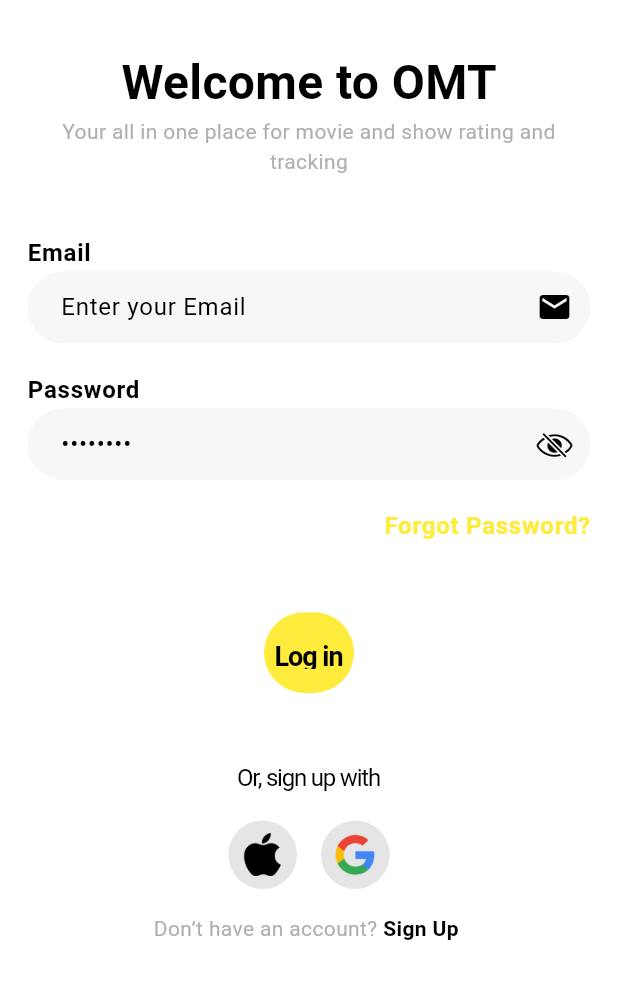
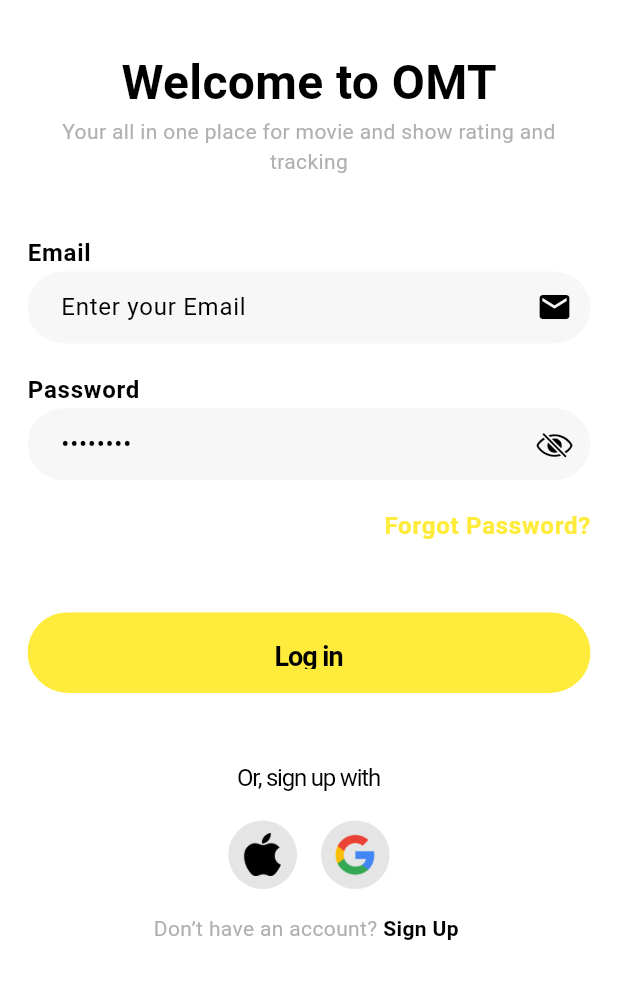
Before and after one commit to osama-alharbi9/OMT, a Flutter app: the screen it shows after launch, on a phone screen of 412 x 824 dp, the part 196-1195 px from its top. Run offline on Flutter 3.47's test engine with Material 3 defaults, Android fonts, the phone set to English and light mode, and no system bars; our stand-ins replace cloud_firestore, delightful_toast, dio, firebase_auth, firebase_core, flutter_card_swiper and 10 more; accounts and stored records are empty.

Commit message:
fixed button width

```diff
--- a/lib/core/common/widgets/omt_button.dart
+++ b/lib/core/common/widgets/omt_button.dart
@@ -23,7 +23,7 @@ class OmtButton extends StatelessWidget {
       borderRadius: BorderRadius.circular(radius),
       child: SizedBox(
         height: 45.h,
-        width: 60,
+        width: double.infinity,
         child: CupertinoButton(
           padding: EdgeInsets.symmetric(vertical: 16),
           onPressed: onPressed,
```
